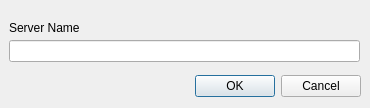
First picture: the form in ui_forms/editServerEntry.ui, repository 0x17de/HarpoonClient, before the edit.
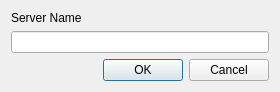
Second picture: the form after the edit.

Commit message: about form preparations, ui enhancements

What changed in the file:
```diff
--- a/ui_forms/editServerEntry.ui
+++ b/ui_forms/editServerEntry.ui
@@ -6,22 +6,36 @@
    <rect>
     <x>0</x>
     <y>0</y>
-    <width>370</width>
-    <height>108</height>
+    <width>280</width>
+    <height>88</height>
    </rect>
   </property>
   <property name="windowTitle">
    <string>Edit Server Entry</string>
   </property>
+  <layout class="QVBoxLayout" name="verticalLayout">
+   <item>
+    <layout class="QGridLayout" name="gridLayout">
+     <item row="0" column="0">
+      <widget class="QLabel" name="nameLabel">
+       <property name="sizePolicy">
+        <sizepolicy hsizetype="Preferred" vsizetype="Fixed">
+         <horstretch>0</horstretch>
+         <verstretch>0</verstretch>
+        </sizepolicy>
+       </property>
+       <property name="text">
+        <string>Server Name</string>
+       </property>
+      </widget>
+     </item>
+     <item row="1" column="0">
+      <widget class="QLineEdit" name="serverName"/>
+     </item>
+    </layout>
+   </item>
+   <item>
   <widget class="QDialogButtonBox" name="buttonBox">
-   <property name="geometry">
-    <rect>
-     <x>20</x>
-     <y>70</y>
-     <width>341</width>
-     <height>32</height>
-    </rect>
-   </property>
    <property name="orientation">
     <enum>Qt::Horizontal</enum>
    </property>
@@ -29,29 +43,8 @@
     <set>QDialogButtonBox::Cancel|QDialogButtonBox::Ok</set>
    </property>
   </widget>
-  <widget class="QLineEdit" name="serverName">
-   <property name="geometry">
-    <rect>
-     <x>9</x>
-     <y>40</y>
-     <width>351</width>
-     <height>22</height>
-    </rect>
-   </property>
-  </widget>
-  <widget class="QLabel" name="nameLabel">
-   <property name="geometry">
-    <rect>
-     <x>9</x>
-     <y>20</y>
-     <width>91</width>
-     <height>16</height>
-    </rect>
-   </property>
-   <property name="text">
-    <string>Server Name</string>
-   </property>
-  </widget>
+   </item>
+  </layout>
  </widget>
  <resources/>
  <connections>
```
Lines whose indentation alone changed are shown as unchanged. The commit also changes 6 other files.
